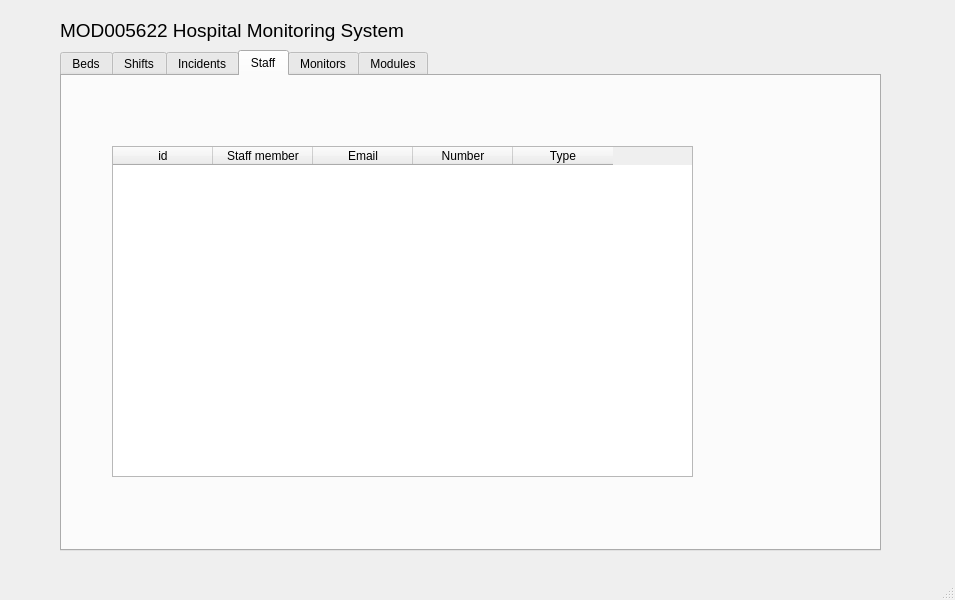
The window that src/files/mainwindow.ui (ZaxterB/Hospital) describes before a commit, drawn with Qt 5.
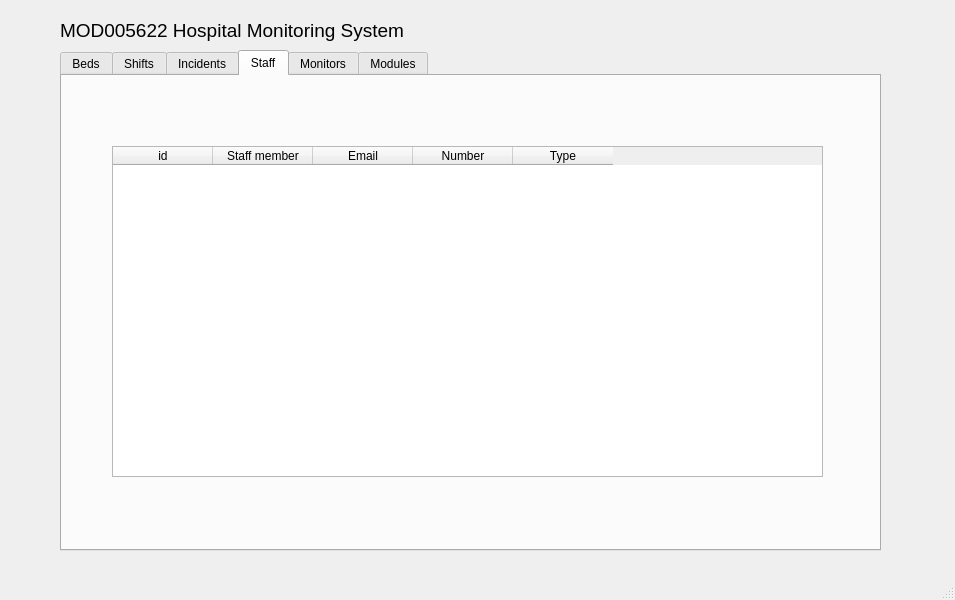
The same window after the commit. The open tabs and pages were chosen to show the change.

Diff of the .ui file:
```diff
--- a/src/files/mainwindow.ui
+++ b/src/files/mainwindow.ui
@@ -191,7 +191,7 @@
        <rect>
         <x>50</x>
         <y>70</y>
-        <width>581</width>
+        <width>711</width>
         <height>331</height>
        </rect>
       </property>
```
Left out of the diff: 2 changed lines with no effect on the pictures.
